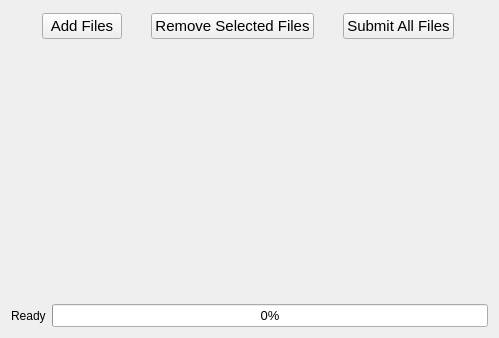
Above: Client/UI/FileSendUI.ui from yang-zhongtian/PYCM before the change. Below: the same form after it.
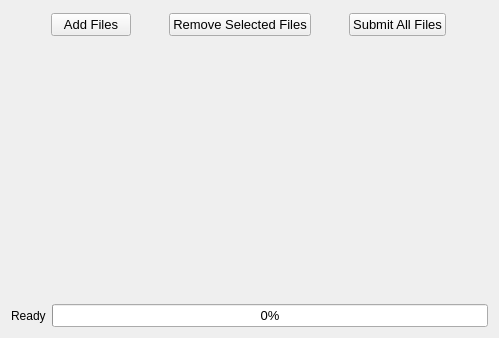
That is the form after the change. Icons and pictures are not drawn.

What changed in the file:
```diff
--- a/Client/UI/FileSendUI.ui
+++ b/Client/UI/FileSendUI.ui
@@ -48,7 +48,7 @@
        </property>
        <property name="font">
         <font>
-         <pointsize>11</pointsize>
+         <pointsize>10</pointsize>
         </font>
        </property>
        <property name="text">
@@ -66,7 +66,7 @@
        </property>
        <property name="font">
         <font>
-         <pointsize>11</pointsize>
+         <pointsize>10</pointsize>
         </font>
        </property>
        <property name="text">
@@ -84,7 +84,7 @@
        </property>
        <property name="font">
         <font>
-         <pointsize>11</pointsize>
+         <pointsize>10</pointsize>
         </font>
        </property>
        <property name="text">
```
Left out of the diff: 6 changed lines with no effect on the pictures.
